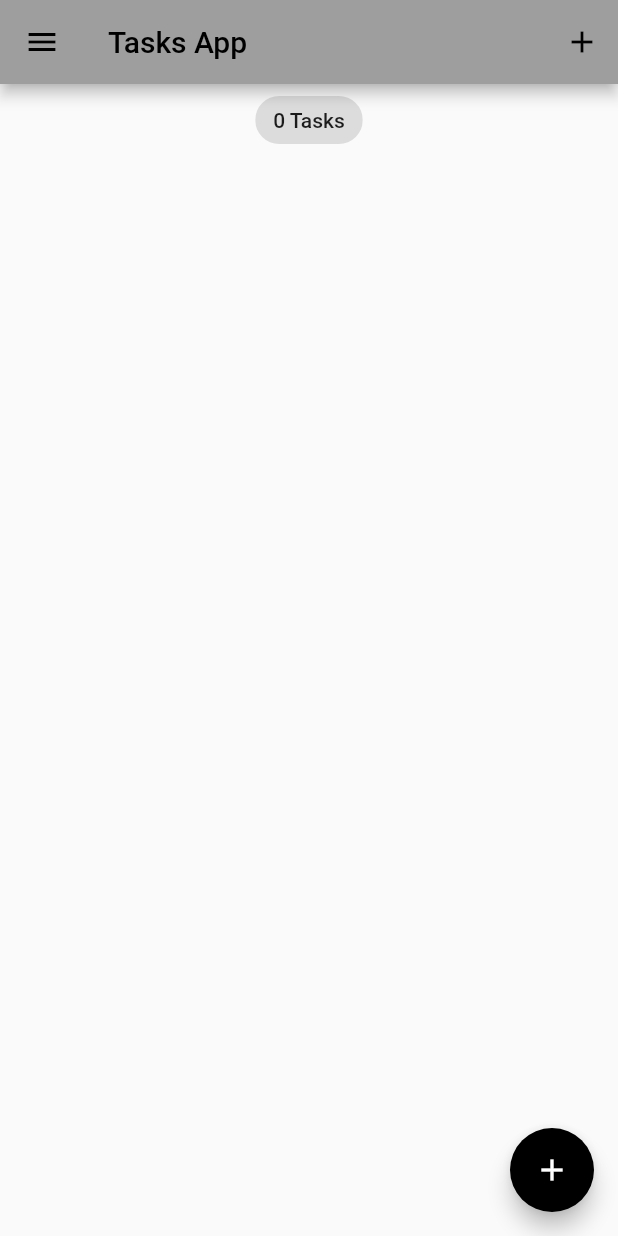
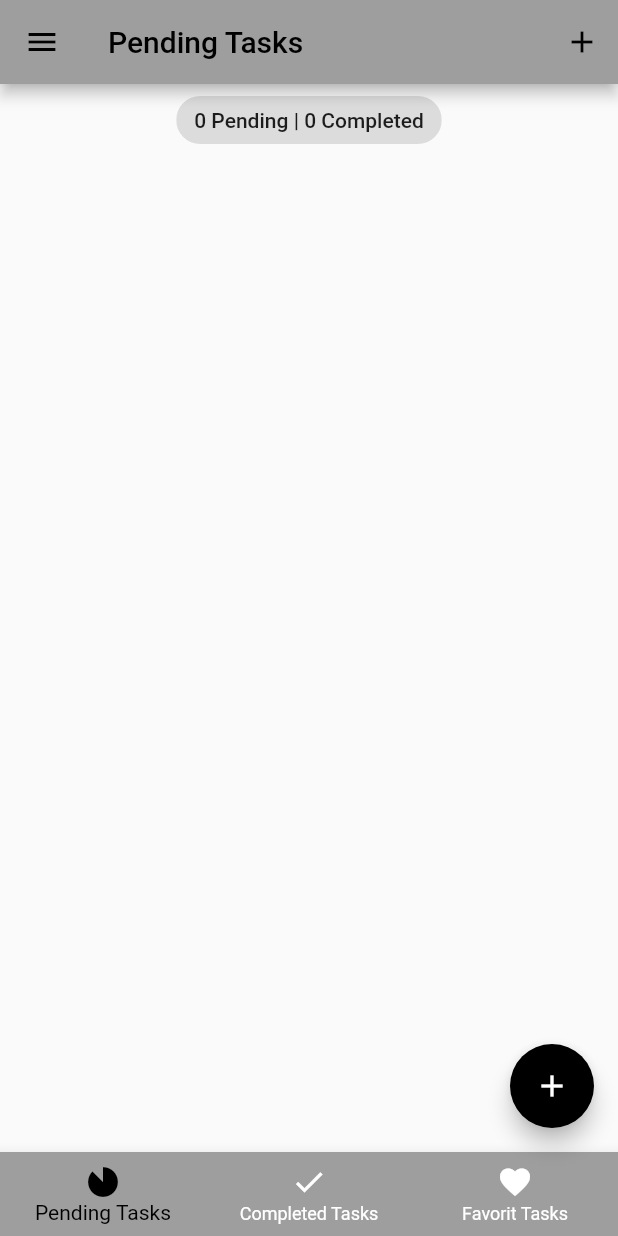
Before and after one commit to PhaiWisit/Tasklist_Bloc, a Flutter app: the screen it shows after launch, on a phone screen of 412 x 824 dp. Run offline on Flutter 3.47's test engine with Material 2 defaults, Android fonts, the phone set to English and light mode, and no system bars; our stand-ins replace equatable, flutter_bloc, hydrated_bloc.

Commit message:
tabbar and completed tasks

```diff
--- a/lib/blocs/tasks_bloc/tasks_state.dart
+++ b/lib/blocs/tasks_bloc/tasks_state.dart
@@ -1,27 +1,34 @@
 part of 'tasks_bloc.dart';
 
 class TasksState extends Equatable {
-  final List<Task> allTasks;
+  final List<Task> pendingTasks;
+  final List<Task> completedTasks;
+  final List<Task> favoriteTasks;
   final List<Task> removeTasks;
   const TasksState({
-    this.allTasks = const <Task>[],
+    this.pendingTasks = const <Task>[],
+    this.completedTasks = const <Task>[],
+    this.favoriteTasks = const <Task>[],
     this.removeTasks = const <Task>[],
   });
 
   @override
-  List<Object> get props => [allTasks, removeTasks];
+  List<Object> get props =>
+      [pendingTasks, removeTasks, completedTasks, favoriteTasks];
 
   Map<String, dynamic> toMap() {
     return <String, dynamic>{
-      'allTasks': allTasks.map((x) => x.toMap()).toList(),
+      'pendingTasks': pendingTasks.map((x) => x.toMap()).toList(),
       'removeTasks': removeTasks.map((x) => x.toMap()).toList(),
+      'completedTasks': completedTasks.map((x) => x.toMap()).toList(),
+      'favoriteTasks': favoriteTasks.map((x) => x.toMap()).toList(),
     };
   }
 
   factory TasksState.fromMap(Map<String, dynamic> map) {
     return TasksState(
-      allTasks: List<Task>.from(
-        map['allTasks']?.map(
+      pendingTasks: List<Task>.from(
+        map['pendingTasks']?.map(
           (x) => Task.fromMap(x),
         ),
       ),
@@ -30,6 +37,16 @@ class TasksState extends Equatable {
           (x) => Task.fromMap(x),
         ),
       ),
+      completedTasks: List<Task>.from(
+        map['completedTasks']?.map(
+          (x) => Task.fromMap(x),
+        ),
+      ),
+      favoriteTasks: List<Task>.from(
+        map['favoriteTasks']?.map(
+          (x) => Task.fromMap(x),
+        ),
+      ),
     );
   }
 }
--- a/lib/main.dart
+++ b/lib/main.dart
@@ -1,10 +1,11 @@
 import 'package:flutter/material.dart';
+import 'package:flutter_tasks_app/screens/tabs_screen.dart';
 import 'package:flutter_tasks_app/services/app_router.dart';
 import 'package:flutter_tasks_app/services/app_theme.dart';
 import 'package:path_provider/path_provider.dart';
 import 'package:flutter/foundation.dart' show kIsWeb;
 import 'blocs/bloc_exports.dart';
-import 'screens/tasks_screen.dart';
+import 'screens/pending_tasks_screen.dart';
 
 main() async {
   WidgetsFlutterBinding.ensureInitialized();
@@ -48,7 +49,7 @@ class MyApp extends StatelessWidget {
             theme: state.switchValue
               ? AppThemes.appThemeData[AppTheme.darkTheme]
               : AppThemes.appThemeData[AppTheme.lightTheme],
-            home: const TasksScreen(),
+            home: TabsScreen(),
             onGenerateRoute: appRouter.onGenerateRoute,
           );
         },
--- /dev/null
+++ b/lib/screens/pending_tasks_screen.dart
@@ -0,0 +1,31 @@
+import 'package:flutter/material.dart';
+import '../blocs/bloc_exports.dart';
+import '../models/task.dart';
+import '../widgets/tasks_list.dart';
+
+class PendingTasksScreen extends StatelessWidget {
+  const PendingTasksScreen({Key? key}) : super(key: key);
+  static const id = 'tasks_screen';
+
+  @override
+  Widget build(BuildContext context) {
+    return BlocBuilder<TasksBloc, TasksState>(
+      builder: (context, state) {
+        List<Task> tasksList = state.pendingTasks;
+        return Column(
+          crossAxisAlignment: CrossAxisAlignment.center,
+          children: [
+            Center(
+              child: Chip(
+                label: Text(
+                  '${state.pendingTasks.length} Pending | ${state.completedTasks.length} Completed',
+                ),
+              ),
+            ),
+            TasksList(tasksList: tasksList)
+          ],
+        );
+      },
+    );
+  }
+}
--- /dev/null
+++ b/lib/screens/tabs_screen.dart
@@ -0,0 +1,84 @@
+import 'package:flutter/material.dart';
+import 'package:flutter_tasks_app/screens/completed_tasks_screen.dart';
+import 'package:flutter_tasks_app/screens/favorit_tasks_screen.dart';
+import 'package:flutter_tasks_app/screens/my_drawer.dart';
+import 'package:flutter_tasks_app/screens/pending_tasks_screen.dart';
+
+import 'add_task_screen.dart';
+
+class TabsScreen extends StatefulWidget {
+  TabsScreen({Key? key}) : super(key: key);
+
+  static const id = 'tabs_screen';
+
+  @override
+  State<TabsScreen> createState() => _TabsScreenState();
+}
+
+class _TabsScreenState extends State<TabsScreen> {
+  final List<Map<String, dynamic>> _pageDetails = [
+    {'pageName': PendingTasksScreen(), 'title': 'Pending Tasks'},
+    {'pageName': CompletedTasksScreen(), 'title': 'Completed Tasks'},
+    {'pageName': FavoritTasksScreen(), 'title': 'Favorit Tasks'},
+  ];
+
+  var _selectedPage = 0;
+
+  void _addTask(BuildContext context) {
+    showModalBottomSheet(
+        context: context,
+        builder: (context) => SingleChildScrollView(
+              child: Container(
+                padding: EdgeInsets.only(
+                    bottom: MediaQuery.of(context).viewInsets.bottom),
+                child: const AddTaskScreen(),
+              ),
+            ));
+  }
+
+  @override
+  Widget build(BuildContext context) {
+    return Scaffold(
+      appBar: AppBar(
+        title: Text(_pageDetails[_selectedPage]['title']),
+        actions: [
+          IconButton(
+            onPressed: () => _addTask(context),
+            icon: const Icon(Icons.add),
+          ),
+        ],
+      ),
+      drawer: const MyDrawer(),
+      body: _pageDetails[_selectedPage]['pageName'],
+      floatingActionButton: _selectedPage == 0
+          ? FloatingActionButton(
+              onPressed: () => _addTask(context),
+              tooltip: 'Add Task',
+              child: const Icon(Icons.add),
+            )
+          : null,
+      bottomNavigationBar: BottomNavigationBar(
+        currentIndex: _selectedPage,
+        onTap: (index) {
+          setState(() {
+            _selectedPage = index;
+          });
+        },
+        items: const [
+          BottomNavigationBarItem(
+            label: 'Pending Tasks',
+            icon: Icon(Icons.incomplete_circle_sharp),
+          ),
+          BottomNavigationBarItem(
+            label: 'Completed Tasks',
+            icon: Icon(Icons.done),
+          ),
+          BottomNavigationBarItem(
+            label: 'Favorit Tasks',
+            icon: Icon(Icons.favorite),
+          ),
+        ],
+      ),
+    );
+  }
+}
--- a/lib/screens/tasks_screen.dart
+++ /dev/null
@@ -1,66 +0,0 @@
-import 'package:flutter/material.dart';
-import 'package:flutter_tasks_app/screens/my_drawer.dart';
-
-import '../blocs/bloc_exports.dart';
-import '../models/task.dart';
-import '../widgets/tasks_list.dart';
-import 'add_task_screen.dart';
-
-class TasksScreen extends StatefulWidget {
-  const TasksScreen({Key? key}) : super(key: key);
-  static const id = 'tasks_screen';
-  @override
-  State<TasksScreen> createState() => _TasksScreenState();
-}
-
-class _TasksScreenState extends State<TasksScreen> {
-  void _addTask(BuildContext context) {
-    showModalBottomSheet(
-        context: context,
-        builder: (context) => SingleChildScrollView(
-              child: Container(
-                padding: EdgeInsets.only(
-                    bottom: MediaQuery.of(context).viewInsets.bottom),
-                child: const AddTaskScreen(),
-              ),
-            ));
-  }
-
-  @override
-  Widget build(BuildContext context) {
-    return BlocBuilder<TasksBloc, TasksState>(
-      builder: (context, state) {
-        List<Task> tasksList = state.allTasks;
-        return Scaffold(
-          appBar: AppBar(
-            title: const Text('Tasks App'),
-            actions: [
-              IconButton(
-                onPressed: () => _addTask(context),
-                icon: const Icon(Icons.add),
-              )
-            ],
-          ),drawer: const MyDrawer(),
-          body: Column(
-            crossAxisAlignment: CrossAxisAlignment.center,
-            children: [
-               Center(
-                child: Chip(
-                  label: Text(
-                    '${state.allTasks.length} Tasks',
-                  ),
-                ),
-              ),
-              TasksList(tasksList: tasksList)
-            ],
-          ),
-          floatingActionButton: FloatingActionButton(
-            onPressed: () => _addTask(context),
-            tooltip: 'Add Task',
-            child: const Icon(Icons.add),
-          ),
-        );
-      },
-    );
-  }
-}
```
Also changed, not shown: lib/blocs/tasks_bloc/tasks_bloc.dart (+34 -15 lines), lib/screens/completed_tasks_screen.dart (added, +31 -0 lines), lib/screens/favorit_tasks_screen.dart (added, +31 -0 lines), lib/screens/my_drawer.dart (+4 -3 lines), lib/services/app_router.dart (+4 -3 lines).
